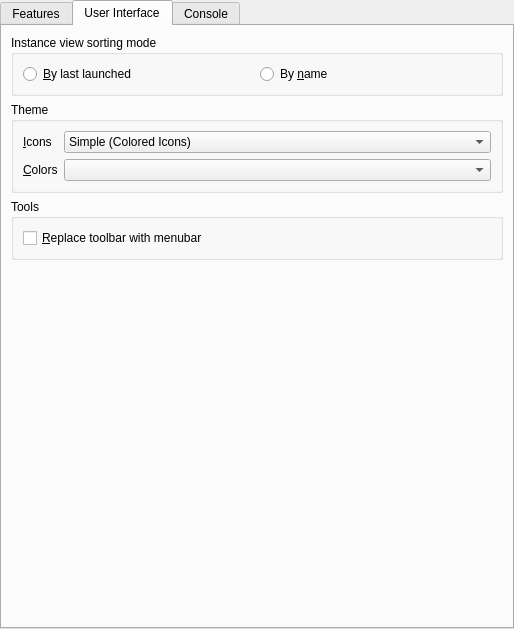
The window that launcher/ui/pages/global/LauncherPage.ui (PolyMC/PolyMC) describes before a commit, drawn with Qt 5.
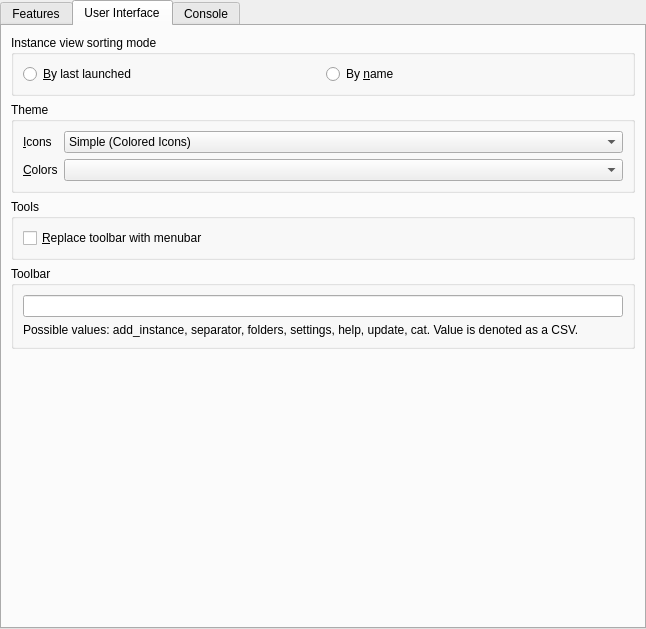
The same window after the commit. The open tabs and pages were chosen to show the change.

```diff
--- a/launcher/ui/pages/global/LauncherPage.ui
+++ b/launcher/ui/pages/global/LauncherPage.ui
@@ -6,7 +6,7 @@
    <rect>
     <x>0</x>
     <y>0</y>
-    <width>514</width>
+    <width>646</width>
     <height>629</height>
    </rect>
   </property>
@@ -363,6 +363,40 @@
          </layout>
         </widget>
        </item>
+       <item>
+        <widget class="QGroupBox" name="toolbarGroupBox">
+         <property name="minimumSize">
+          <size>
+           <width>0</width>
+           <height>0</height>
+          </size>
+         </property>
+         <property name="title">
+          <string>Toolbar</string>
+         </property>
+         <layout class="QVBoxLayout" name="verticalLayout_5">
+          <item>
+           <widget class="QLineEdit" name="toolbarLineEdit"/>
+          </item>
+          <item>
+           <widget class="QLabel" name="toolbarLineEdit_2">
+            <property name="sizePolicy">
+             <sizepolicy hsizetype="Preferred" vsizetype="Preferred">
+              <horstretch>0</horstretch>
+              <verstretch>0</verstretch>
+             </sizepolicy>
+            </property>
+            <property name="text">
+             <string>Possible values: add_instance, separator, folders, settings, help, update, cat. Value is denoted as a CSV.</string>
+            </property>
+            <property name="wordWrap">
+             <bool>true</bool>
+            </property>
+           </widget>
+          </item>
+         </layout>
+        </widget>
+       </item>
        <item>
         <spacer name="generalTabSpacer">
          <property name="orientation">
```
Left out of the diff: 2 changed lines with no effect on the pictures.
